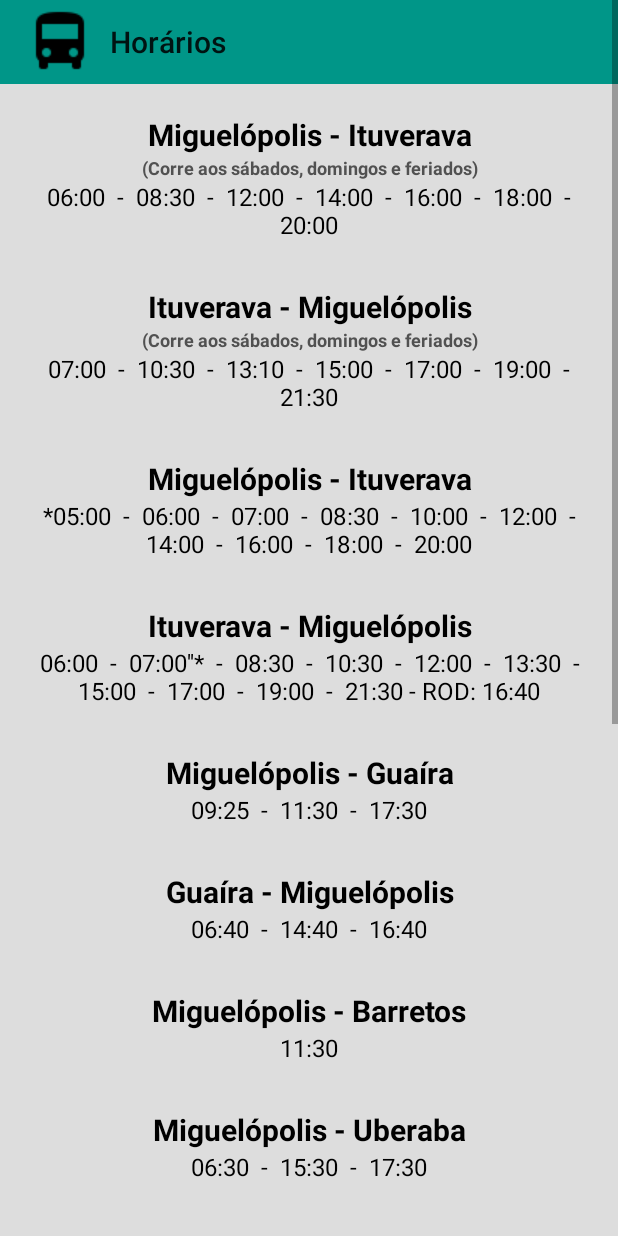
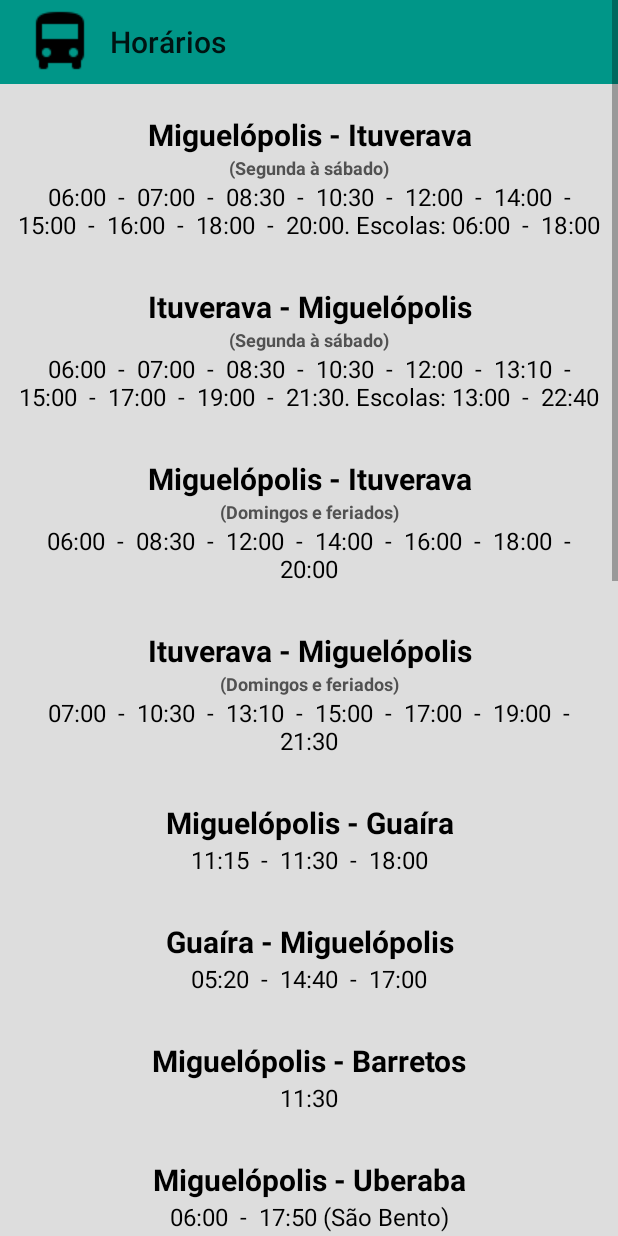
Before and after one commit to dpacanhella/miguelopolis, an Android app: the OnibusActivity screen opened directly, with no data from a screen before it, on a phone screen of 412 x 824 dp. Run offline under Robolectric (Android 15) with nearby library versions, the light colour scheme and no system bars; our stand-ins replace ButterKnife; libraries missing offline, so code that uses them is left out: com.google.android.gms, com.mikepenz.materialdrawer; 11 statements that could not run were skipped.

Commit message:
ajustes onibus

```diff
--- a/app/build.gradle
+++ b/app/build.gradle
@@ -12,8 +12,8 @@ android {
         applicationId "br.dpacanhella.miguelopolis"
         minSdkVersion 16
         targetSdkVersion 25
-        versionCode 4
-        versionName "4.0"
+        versionCode 6
+        versionName "4.2"
         testInstrumentationRunner "android.support.test.runner.AndroidJUnitRunner"
         buildConfigField STRING, API_URL, '"http://45.55.209.136:8080/"'
     }
--- a/app/src/main/res/layout/onibus_horarios.xml
+++ b/app/src/main/res/layout/onibus_horarios.xml
@@ -31,7 +31,65 @@
     <TextView
         android:layout_width="match_parent"
         android:layout_height="wrap_content"
-        android:text="(Corre aos sábados, domingos e feriados)"
+        android:text="(Segunda à sábado)"
+        android:textAlignment="center"
+        android:textColor="#515151"
+        android:textSize="12sp"
+        android:textStyle="bold" />
+
+    <TextView
+        android:layout_width="match_parent"
+        android:layout_height="wrap_content"
+        android:paddingLeft="10dp"
+        android:paddingRight="10dp"
+        android:text="06:00  -  07:00  -  08:30  -  10:30  -  12:00  -  14:00  -  15:00  -  16:00  -  18:00  -  20:00. Escolas: 06:00  -  18:00"
+        android:textAlignment="center"
+        android:textColor="#000"
+        android:textSize="16sp" />
+
+    <TextView
+        android:layout_width="match_parent"
+        android:layout_height="wrap_content"
+        android:layout_marginTop="30dp"
+        android:text="Ituverava - Miguelópolis"
+        android:textAlignment="center"
+        android:textColor="#000"
+        android:textSize="20sp"
+        android:textStyle="bold" />
+
+    <TextView
+        android:layout_width="match_parent"
+        android:layout_height="wrap_content"
+        android:text="(Segunda à sábado)"
+        android:textAlignment="center"
+        android:textColor="#515151"
+        android:textSize="12sp"
+        android:textStyle="bold" />
+
+    <TextView
+        android:layout_width="match_parent"
+        android:layout_height="wrap_content"
+        android:paddingLeft="10dp"
+        android:paddingRight="10dp"
+        android:text="06:00  -  07:00  -  08:30  -  10:30  -  12:00  -  13:10  -  15:00  -  17:00  -  19:00  -  21:30. Escolas: 13:00  -  22:40"
+        android:textAlignment="center"
+        android:textColor="#000"
+        android:textSize="16sp" />
+
+    <TextView
+        android:layout_width="match_parent"
+        android:layout_height="wrap_content"
+        android:layout_marginTop="30dp"
+        android:text="Miguelópolis - Ituverava"
+        android:textAlignment="center"
+        android:textColor="#000"
+        android:textSize="20sp"
+        android:textStyle="bold" />
+
+    <TextView
+        android:layout_width="match_parent"
+        android:layout_height="wrap_content"
+        android:text="(Domingos e feriados)"
         android:textAlignment="center"
         android:textColor="#515151"
         android:textSize="12sp"
@@ -60,7 +118,7 @@
     <TextView
         android:layout_width="match_parent"
         android:layout_height="wrap_content"
-        android:text="(Corre aos sábados, domingos e feriados)"
+        android:text="(Domingos e feriados)"
         android:textAlignment="center"
         android:textColor="#515151"
         android:textSize="12sp"
@@ -80,46 +138,6 @@
         android:layout_width="match_parent"
         android:layout_height="wrap_content"
         android:layout_marginTop="30dp"
-        android:text="Miguelópolis - Ituverava"
-        android:textAlignment="center"
-        android:textColor="#000"
-        android:textSize="20sp"
-        android:textStyle="bold" />
-
-    <TextView
-        android:layout_width="match_parent"
-        android:layout_height="wrap_content"
-        android:paddingLeft="10dp"
-        android:paddingRight="10dp"
-        android:text="*05:00  -  06:00  -  07:00  -  08:30  -  10:00  -  12:00  -  14:00  -  16:00  -  18:00  -  20:00"
-        android:textAlignment="center"
-        android:textColor="#000"
-        android:textSize="16sp" />
-
-    <TextView
-        android:layout_width="match_parent"
-        android:layout_height="wrap_content"
-        android:layout_marginTop="30dp"
-        android:text="Ituverava - Miguelópolis"
-        android:textAlignment="center"
-        android:textColor="#000"
-        android:textSize="20sp"
-        android:textStyle="bold" />
-
-    <TextView
-        android:layout_width="match_parent"
-        android:layout_height="wrap_content"
-        android:paddingLeft="10dp"
-        android:paddingRight="10dp"
-        android:text="06:00  -  07:00''*  -  08:30  -  10:30  -  12:00  -  13:30  -  15:00  -  17:00  -  19:00  -  21:30 - ROD: 16:40"
-        android:textAlignment="center"
-        android:textColor="#000"
-        android:textSize="16sp" />
-
-    <TextView
-        android:layout_width="match_parent"
-        android:layout_height="wrap_content"
-        android:layout_marginTop="30dp"
         android:text="Miguelópolis - Guaíra"
         android:textAlignment="center"
         android:textColor="#000"
@@ -131,7 +149,7 @@
         android:layout_height="wrap_content"
         android:paddingLeft="10dp"
         android:paddingRight="10dp"
-        android:text="09:25  -  11:30  -  17:30"
+        android:text="11:15  -  11:30  -  18:00"
         android:textAlignment="center"
         android:textColor="#000"
         android:textSize="16sp" />
@@ -151,7 +169,7 @@
         android:layout_height="wrap_content"
         android:paddingLeft="10dp"
         android:paddingRight="10dp"
-        android:text="06:40  -  14:40  -  16:40"
+        android:text="05:20  -  14:40  -  17:00"
         android:textAlignment="center"
         android:textColor="#000"
         android:textSize="16sp" />
@@ -191,7 +209,27 @@
         android:layout_height="wrap_content"
         android:paddingLeft="10dp"
         android:paddingRight="10dp"
-        android:text="06:30  -  15:30  -  17:30"
+        android:text="06:00  -  17:50 (São Bento)"
+        android:textAlignment="center"
+        android:textColor="#000"
+        android:textSize="16sp" />
+
+    <TextView
+        android:layout_width="match_parent"
+        android:layout_height="wrap_content"
+        android:layout_marginTop="30dp"
+        android:text="Uberaba - Miguelópolis"
+        android:textAlignment="center"
+        android:textColor="#000"
+        android:textSize="20sp"
+        android:textStyle="bold" />
+
+    <TextView
+        android:layout_width="match_parent"
+        android:layout_height="wrap_content"
+        android:paddingLeft="10dp"
+        android:paddingRight="10dp"
+        android:text="08:45  -  15:30 (São Bento)"
         android:textAlignment="center"
         android:textColor="#000"
         android:textSize="16sp" />
@@ -211,7 +249,27 @@
         android:layout_height="wrap_content"
         android:paddingLeft="10dp"
         android:paddingRight="10dp"
-        android:text="*05:30  -  06:40  -  07:05  -  08:00  -  08:35  -  10:05  -  11:00''  -  12:05  -  13:50  -  16:30  -  18:35  -  19:30  -  21:40  S Direto: 07:05  -  10:05  -  12:05.  Direto: 08:35"
+        android:text="05:30  -  06:40  -  07:05  -  08:10  -  11:00  -  13:35  -  16:30  -  18:35  -  19:30  -  22:25"
+        android:textAlignment="center"
+        android:textColor="#000"
+        android:textSize="16sp" />
+
+    <TextView
+        android:layout_width="match_parent"
+        android:layout_height="wrap_content"
+        android:layout_marginTop="30dp"
+        android:text="Ribeirão Preto - Ituverava"
+        android:textAlignment="center"
+        android:textColor="#000"
+        android:textSize="20sp"
+        android:textStyle="bold" />
+
+    <TextView
+        android:layout_width="match_parent"
+        android:layout_height="wrap_content"
+        android:paddingLeft="10dp"
+        android:paddingRight="10dp"
+        android:text="05:20  -  06:50  -  09:00 -  10:30  -  12:00  -  13:30  -  15:15  -  16:10  -  18:00  -  21:00"
         android:textAlignment="center"
         android:textColor="#000"
         android:textSize="16sp" />
@@ -231,7 +289,7 @@
         android:layout_height="wrap_content"
         android:paddingLeft="10dp"
         android:paddingRight="10dp"
-        android:text="06:50  -  07:55  -  10:55  -  13:10*  -  14:20  -  16:00  -  17:50  -  21:00"
+        android:text="06:50  -  07:55  -  10:55  -  13:10  -  14:20  -  16:00  -  17:50  -  21:00"
         android:textAlignment="center"
         android:textColor="#000"
         android:textSize="16sp" />
@@ -294,16 +352,7 @@
         android:layout_height="wrap_content"
         android:paddingLeft="10dp"
         android:paddingRight="10dp"
-        android:text="(*) Não corre aos domingos. "
-        android:layout_gravity="left"
-        android:textColor="#000"
-        android:textSize="16sp" />
-    <TextView
-        android:layout_width="match_parent"
-        android:layout_height="wrap_content"
-        android:paddingLeft="10dp"
-        android:paddingRight="10dp"
-        android:text="('') Não corre aos sábados. "
+        android:text="Horários sujeitos à alterações"
         android:layout_gravity="left"
         android:textColor="#000"
         android:textSize="16sp" />
@@ -334,7 +383,79 @@
         android:layout_height="wrap_content"
         android:paddingLeft="10dp"
         android:paddingRight="10dp"
-        android:text="Ituverava: (16) 3729-3162"
+        android:text="Ituverava: (16) 3729-2563"
+        android:layout_gravity="left"
+        android:textColor="#000"
+        android:textSize="16sp" />
+    <TextView
+        android:layout_width="match_parent"
+        android:layout_height="wrap_content"
+        android:paddingLeft="10dp"
+        android:paddingRight="10dp"
+        android:text="Franca: (16) 3723-9300"
+        android:layout_gravity="left"
+        android:textColor="#000"
+        android:textSize="16sp" />
+    <TextView
+        android:layout_width="match_parent"
+        android:layout_height="wrap_content"
+        android:paddingLeft="10dp"
+        android:paddingRight="10dp"
+        android:text="Igarapava: (16) 3172-2049"
+        android:layout_gravity="left"
+        android:textColor="#000"
+        android:textSize="16sp" />
+    <TextView
+        android:layout_width="match_parent"
+        android:layout_height="wrap_content"
+        android:paddingLeft="10dp"
+        android:paddingRight="10dp"
+        android:text="Uberaba: (34) 3336-1458"
+        android:layout_gravity="left"
+        android:textColor="#000"
+        android:textSize="16sp" />
+    <TextView
+        android:layout_width="match_parent"
+        android:layout_height="wrap_content"
+        android:paddingLeft="10dp"
+        android:paddingRight="10dp"
+        android:text="Ribeirão Preto: (16) 3512-9849"
+        android:layout_gravity="left"
+        android:textColor="#000"
+        android:textSize="16sp" />
+    <TextView
+        android:layout_width="match_parent"
+        android:layout_height="wrap_content"
+        android:paddingLeft="10dp"
+        android:paddingRight="10dp"
+        android:text="Guaíra: (17) 3332-0477"
+        android:layout_gravity="left"
+        android:textColor="#000"
+        android:textSize="16sp" />
+    <TextView
+        android:layout_width="match_parent"
+        android:layout_height="wrap_content"
+        android:paddingLeft="10dp"
+        android:paddingRight="10dp"
+        android:text="Barretos: (17) 3322-2044"
+        android:layout_gravity="left"
+        android:textColor="#000"
+        android:textSize="16sp" />
+    <TextView
+        android:layout_width="match_parent"
+        android:layout_height="wrap_content"
+        android:paddingLeft="10dp"
+        android:paddingRight="10dp"
+        android:text="São Joaquim da Barra: (16) 3728-5422"
+        android:layout_gravity="left"
+        android:textColor="#000"
+        android:textSize="16sp" />
+    <TextView
+        android:layout_width="match_parent"
+        android:layout_height="wrap_content"
+        android:paddingLeft="10dp"
+        android:paddingRight="10dp"
+        android:text="SJ. Rio Preto: (17) 3233-8683"
         android:layout_gravity="left"
         android:textColor="#000"
         android:textSize="16sp" />
--- a/app/src/main/res/values/strings.xml
+++ b/app/src/main/res/values/strings.xml
@@ -1,5 +1,5 @@
 <resources>
-    <string name="app_name">Guia Miguelópolis</string>
+    <string name="app_name">Farma Migue</string>
     <string name="frag_farmacia_toolbar_title">Cadastro de matriculados</string>
     <string name="getAll_farmacias_error">Erro ao obter lista de farmácias</string>
     <string name="label_ok">Ok</string>
```
